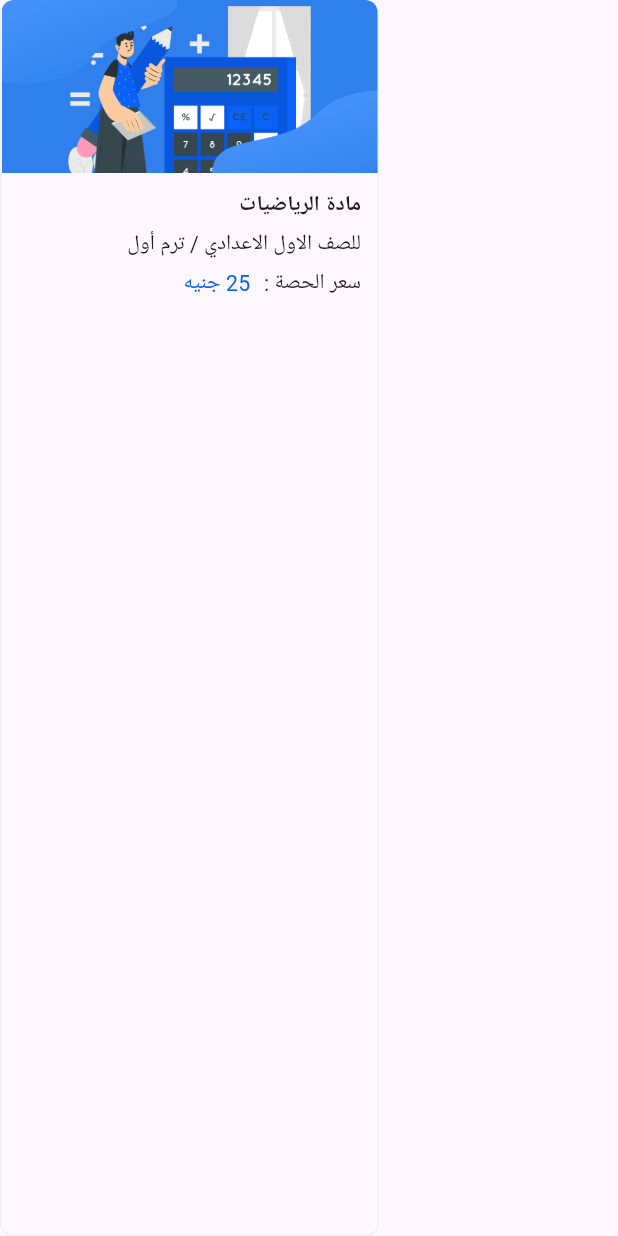
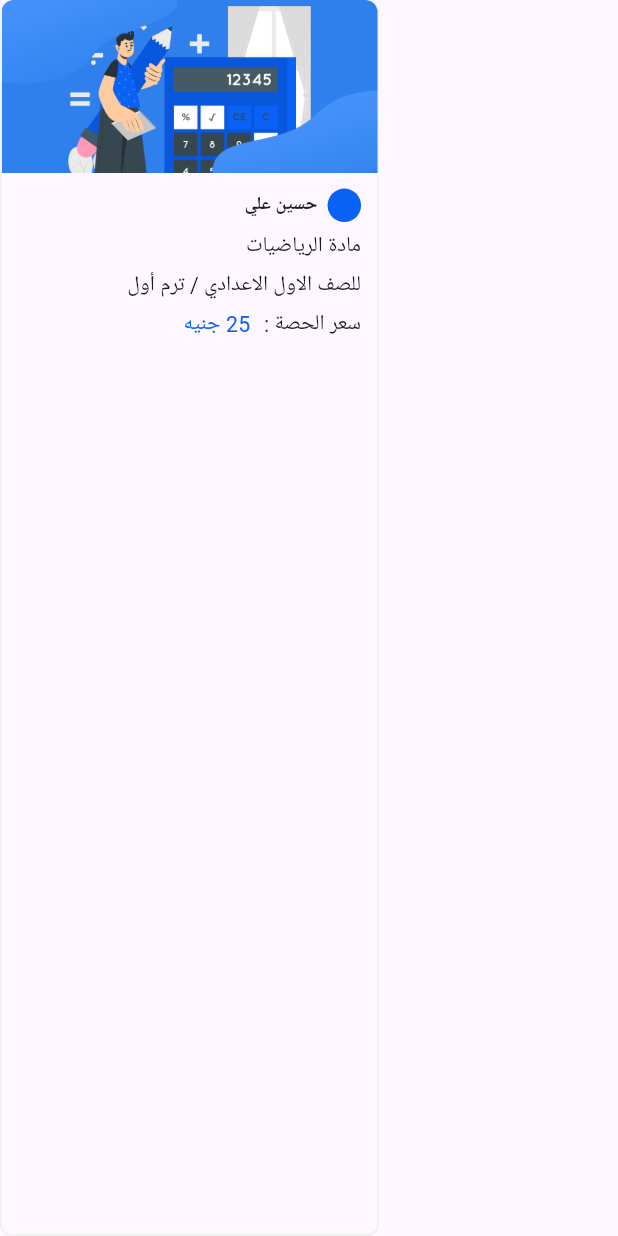
Before and after one commit to Mohamed-7agag/EDUCA_app, a Flutter app: the CourseItem widget shown alone on an empty page, opened directly, on a phone screen of 412 x 824 dp. Run offline on Flutter 3.47's test engine with Material 3 defaults, Android fonts, the phone set to English and light mode, and no system bars; our stand-ins replace cherry_toast, flutter_bloc, flutter_screenutil, get_it, google_fonts, google_nav_bar and 2 more; Roboto replaces fonts that are missing (Tajawal).

Commit message:
Add author information to course item widget.

```diff
--- a/lib/Features/home/presentation/widgets/course_item.dart
+++ b/lib/Features/home/presentation/widgets/course_item.dart
@@ -36,10 +36,21 @@ class CourseItem extends StatelessWidget {
               child: Column(
                 crossAxisAlignment: CrossAxisAlignment.stretch,
                 children: [
+                  Row(
+                    mainAxisAlignment: MainAxisAlignment.end,
+                    children: [
+                      Text("حسين علي",
+                          style: Styles.textStyle14
+                              .copyWith(fontWeight: FontWeight.bold,fontSize: 12.sp)),
+                      SizedBox(width: 6.w),
+                      CircleAvatar(
+                          radius: 11.r, backgroundColor: kPrimaryColor),
+                    ],
+                  ),
+                  SizedBox(height: 5.h),
                   Text(
                     "مادة الرياضيات",
-                    style: Styles.textStyle14
-                        .copyWith(fontWeight: FontWeight.w600),
+                    style: Styles.textStyle14,
                     textAlign: TextAlign.right,
                   ),
                   SizedBox(height: 5.h),
```
